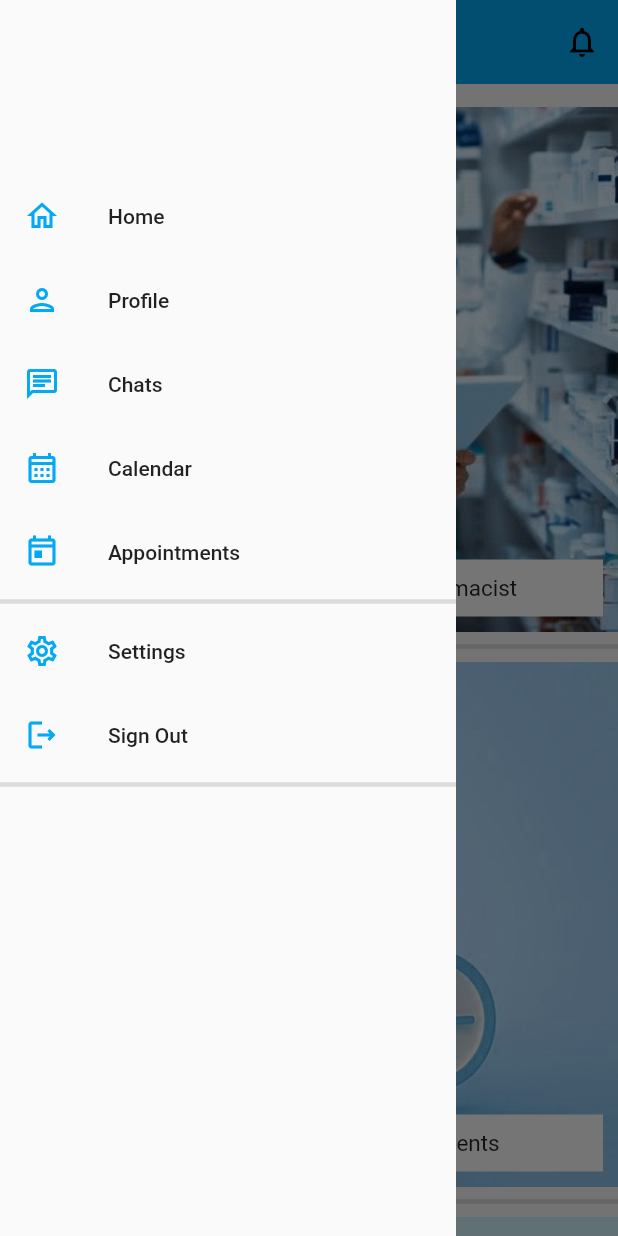
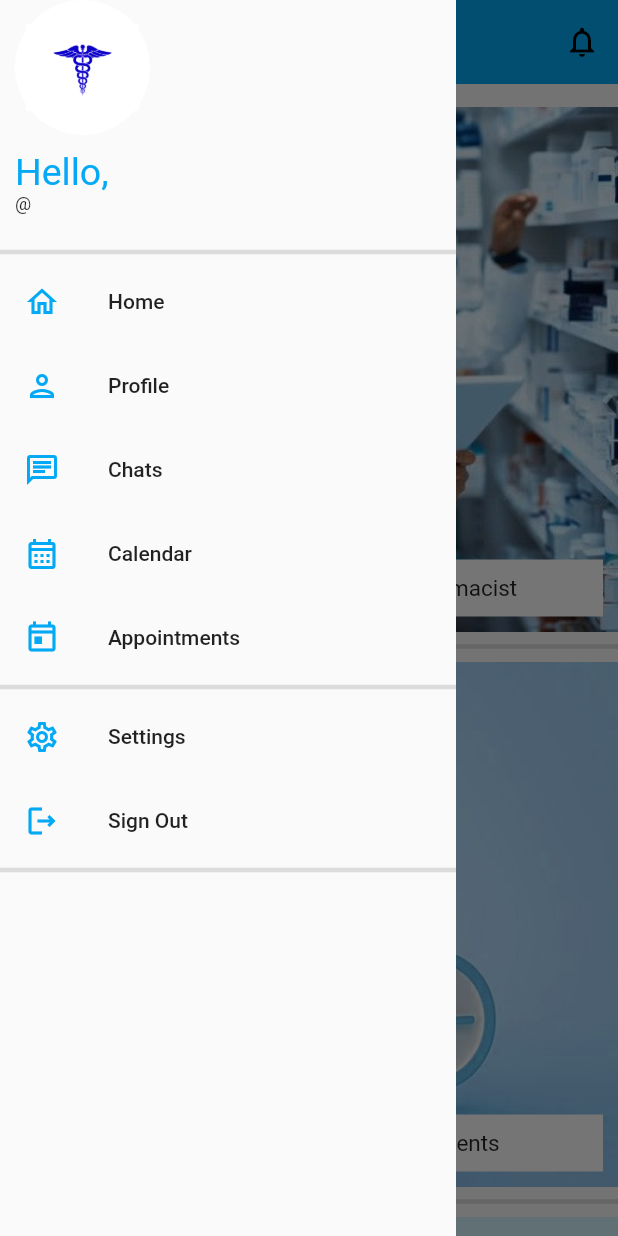
Before and after one commit to ManuelSena19/health-watch, a Flutter app: the HomeScreen screen opened by its route, with the side drawer open, on a phone screen of 412 x 824 dp. Run offline on Flutter 3.47's test engine with Material 2 defaults, Android fonts, the phone set to English and light mode, and no system bars; our stand-ins replace cloud_firestore, email_validator, firebase_auth, firebase_core; accounts and stored records are empty.

Commit message:
Updated home screen

```diff
--- a/lib/main.dart
+++ b/lib/main.dart
@@ -21,7 +21,6 @@ void main() async {
 class MyApp extends StatelessWidget {
   const MyApp({super.key});
 
-  // This widget is the root of your application.
   @override
   Widget build(BuildContext context) {
     return MaterialApp(
--- a/lib/screens/register_screen.dart
+++ b/lib/screens/register_screen.dart
@@ -534,9 +534,9 @@ class _RegisterScreenState extends State<RegisterScreen> {
                             } else if (e.code == 'email-already-in-use') {
                               await showErrorDialog(context,
                                   'Email belongs to other user: Register with a different email');
-                            } /*else {
+                            } else {
                               await showErrorDialog(context, 'Error: $e.code');
-                            }*/
+                            }
                           } on TypeError catch (e) {
                             await showErrorDialog(context, e.toString());
                           } catch (e) {
--- a/lib/utilities/drawer_widget.dart
+++ b/lib/utilities/drawer_widget.dart
@@ -19,6 +19,10 @@ Widget drawerWidget(BuildContext context) {
     Navigator.pushReplacementNamed(context, route);
   }
 
+  void pushNamed(String route){
+    Navigator.pushNamed(context, route);
+  }
+
   return Drawer(
     elevation: 0,
     child: FutureBuilder<String?>(
@@ -26,22 +30,55 @@ Widget drawerWidget(BuildContext context) {
           FirebaseAuth.instance.currentUser!.email.toString()),
       builder: (context, snapshot) {
         if (snapshot.connectionState == ConnectionState.waiting) {
-          return const CircularProgressIndicator();
+          return const CircularProgressIndicator(strokeWidth: 0,);
         } else if (snapshot.hasData) {
           final name = snapshot.data!;
+          final email = FirebaseAuth.instance.currentUser!.email.toString();
           return ListView(
             children: [
-              Text(name),
-              const SizedBox(
-                height: 50,
+              Column(
+                mainAxisAlignment: MainAxisAlignment.start,
+                crossAxisAlignment: CrossAxisAlignment.start,
+                children: [
+                  const Padding(
+                    padding: EdgeInsets.only(left: 10),
+                    child: CircleAvatar(
+                      radius: 45,
+                      backgroundColor: Colors.white,
+                      child: Image(
+                        image: AssetImage("assets/icon.jpg"),
+                        height: 75,
+                        width: 75,
+                      ),
+                    ),
+                  ),
+                  const SizedBox(
+                    height: 10,
+                  ),
+                  Padding(
+                    padding: const EdgeInsets.only(left: 10),
+                    child: Text('Hello, $name', style: const TextStyle(fontSize: 25, color: Colors.lightBlue),),
+                  ),
+                  Padding(
+                    padding: const EdgeInsets.only(left: 10),
+                    child: Text('@$email', style: const TextStyle(fontSize: 12,),),
+                  )
+                ],
               ),
               const SizedBox(
-                height: 50,
+                height: 20,
               ),
-              const ListTile(
-                leading: Icon(Icons.home_outlined),
-                title: Text("Home"),
+              const Divider(
+                height: 10,
+                thickness: 3,
+              ),
+              ListTile(
+                leading: const Icon(Icons.home_outlined),
+                title: const Text("Home"),
                 iconColor: Colors.lightBlue,
+                onTap: (){
+                  pushNamed(homescreenRoute);
+                },
               ),
               const ListTile(
                 leading: Icon(Icons.person_outlined),
@@ -88,7 +125,10 @@ Widget drawerWidget(BuildContext context) {
             ],
           );
         } else {
-          return const SnackBar(content: Text("Username Not Found!"), elevation: 0,);
+          return const SnackBar(
+            content: Text("Username Not Found!"),
+            elevation: 0,
+          );
         }
       },
     ),
```
